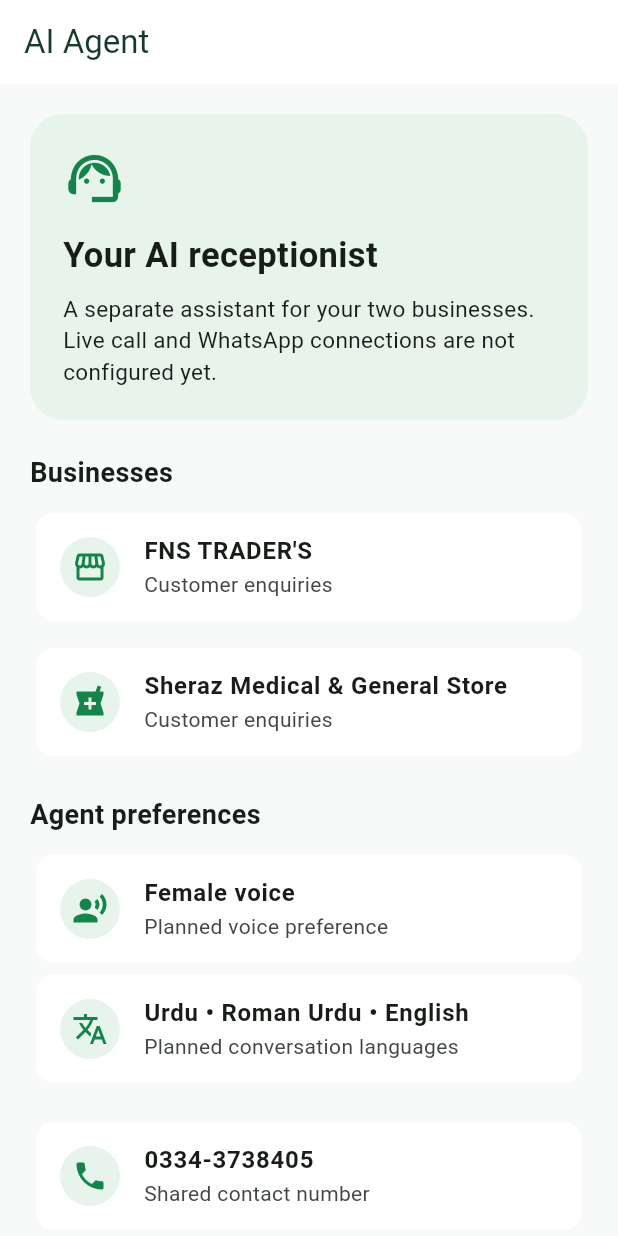
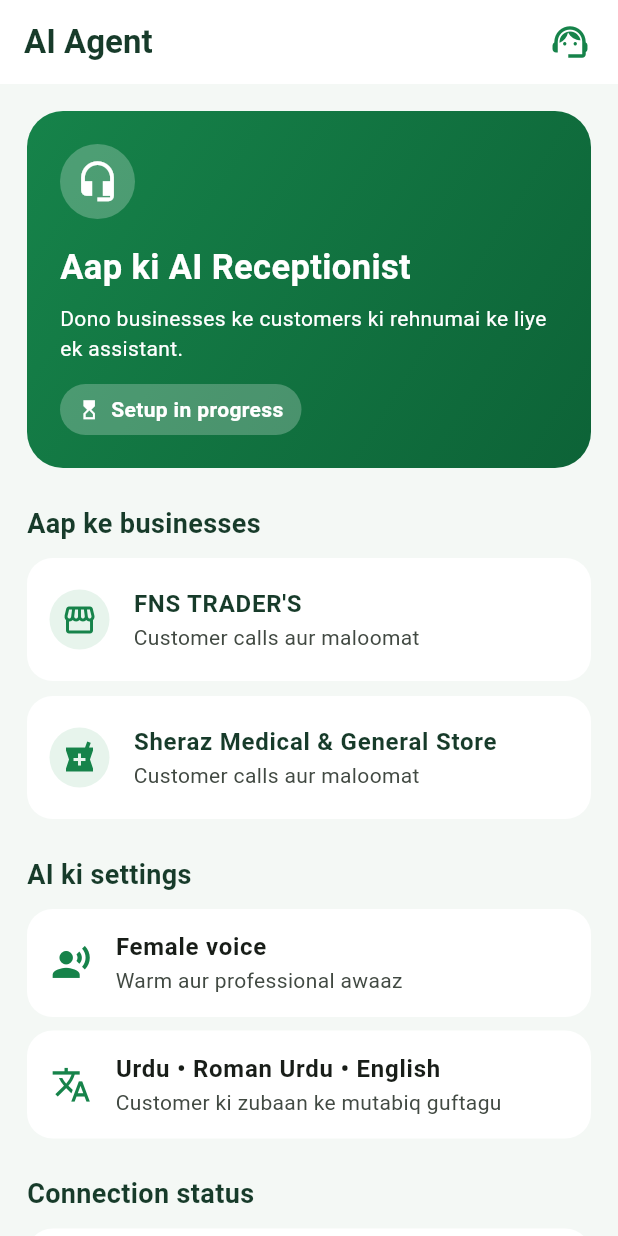
Before and after one commit to sheraz3738/AI-AGENT, a Flutter app: the screen it shows after launch, on a phone screen of 412 x 824 dp. Run offline on Flutter 3.47's test engine with Material 3 defaults, Android fonts, the phone set to English and light mode, and no system bars.

Commit message:
Improve AI Agent app dashboard and setup status

```diff
--- a/lib/main.dart
+++ b/lib/main.dart
@@ -13,8 +13,13 @@ class AiAgentApp extends StatelessWidget {
       title: 'AI Agent',
       theme: ThemeData(
         colorScheme: ColorScheme.fromSeed(seedColor: green),
-        scaffoldBackgroundColor: const Color(0xFFF7FAF8),
+        scaffoldBackgroundColor: const Color(0xFFF4F8F5),
         useMaterial3: true,
+        appBarTheme: const AppBarTheme(
+          backgroundColor: Colors.white,
+          foregroundColor: Color(0xFF173B2A),
+          centerTitle: false,
+        ),
       ),
       home: const AgentHomePage(),
     );
@@ -24,61 +29,137 @@ class AiAgentApp extends StatelessWidget {
 class AgentHomePage extends StatelessWidget {
   const AgentHomePage({super.key});
 
+  static const green = Color(0xFF16834A);
+  static const dark = Color(0xFF173B2A);
+
   @override
   Widget build(BuildContext context) {
     return Scaffold(
       appBar: AppBar(
-        title: const Text('AI Agent'),
-        backgroundColor: Colors.white,
-        foregroundColor: const Color(0xFF173B2A),
+        title: const Text('AI Agent',
+            style: TextStyle(fontWeight: FontWeight.bold)),
+        actions: const [
+          Padding(
+            padding: EdgeInsets.only(right: 18),
+            child: Icon(Icons.support_agent, color: green, size: 28),
+          ),
+        ],
       ),
       body: ListView(
-        padding: const EdgeInsets.all(20),
+        padding: const EdgeInsets.fromLTRB(18, 18, 18, 28),
         children: [
           Container(
             padding: const EdgeInsets.all(22),
             decoration: BoxDecoration(
-              color: const Color(0xFFE7F4EC),
-              borderRadius: BorderRadius.circular(22),
+              gradient: const LinearGradient(
+                colors: [Color(0xFF16834A), Color(0xFF0D6337)],
+                begin: Alignment.topLeft,
+                end: Alignment.bottomRight,
+              ),
+              borderRadius: BorderRadius.circular(24),
             ),
             child: const Column(
               crossAxisAlignment: CrossAxisAlignment.start,
               children: [
-                Icon(Icons.support_agent, size: 42, color: Color(0xFF16834A)),
+                CircleAvatar(
+                  radius: 25,
+                  backgroundColor: Colors.white24,
+                  child: Icon(Icons.headset_mic, color: Colors.white, size: 29),
+                ),
+                SizedBox(height: 16),
+                Text('Aap ki AI Receptionist',
+                    style: TextStyle(
+                        color: Colors.white,
+                        fontSize: 23,
+                        fontWeight: FontWeight.bold)),
+                SizedBox(height: 7),
+                Text(
+                  'Dono businesses ke customers ki rehnumai ke liye ek assistant.',
+                  style: TextStyle(color: Colors.white, fontSize: 14, height: 1.45),
+                ),
                 SizedBox(height: 14),
-                Text('Your AI receptionist',
-                    style: TextStyle(fontSize: 23, fontWeight: FontWeight.bold)),
-                SizedBox(height: 8),
-                Text(
-                  'A separate assistant for your two businesses. '
-                  'Live call and WhatsApp connections are not configured yet.',
-                  style: TextStyle(fontSize: 15, height: 1.4),
+                _StatusPill(
+                  text: 'Setup in progress',
+                  icon: Icons.hourglass_top,
                 ),
               ],
             ),
           ),
-          const SizedBox(height: 22),
-          const Text('Businesses',
-              style: TextStyle(fontSize: 18, fontWeight: FontWeight.bold)),
+          const SizedBox(height: 24),
+          const _SectionTitle('Aap ke businesses'),
           const SizedBox(height: 10),
-          const _InfoTile(Icons.storefront, "FNS TRADER'S", 'Customer enquiries'),
+          const _BusinessCard(
+            icon: Icons.storefront,
+            title: "FNS TRADER'S",
+            subtitle: 'Customer calls aur maloomat',
+          ),
           const SizedBox(height: 10),
-          const _InfoTile(Icons.local_pharmacy,
-              'Sheraz Medical & General Store', 'Customer enquiries'),
-          const SizedBox(height: 22),
-          const Text('Agent preferences',
-              style: TextStyle(fontSize: 18, fontWeight: FontWeight.bold)),
+          const _BusinessCard(
+            icon: Icons.local_pharmacy,
+            title: 'Sheraz Medical & General Store',
+            subtitle: 'Customer calls aur maloomat',
+          ),
+          const SizedBox(height: 24),
+          const _SectionTitle('AI ki settings'),
           const SizedBox(height: 10),
-          const _InfoTile(Icons.record_voice_over, 'Female voice',
-              'Planned voice preference'),
-          const _InfoTile(Icons.translate, 'Urdu • Roman Urdu • English',
-              'Planned conversation languages'),
+          const _SettingCard(
+            icon: Icons.record_voice_over,
+            title: 'Female voice',
+            subtitle: 'Warm aur professional awaaz',
+          ),
+          const SizedBox(height: 9),
+          const _SettingCard(
+            icon: Icons.translate,
+            title: 'Urdu • Roman Urdu • English',
+            subtitle: 'Customer ki zubaan ke mutabiq guftagu',
+          ),
+          const SizedBox(height: 24),
+          const _SectionTitle('Connection status'),
+          const SizedBox(height: 10),
+          const _ConnectionCard(
+            icon: Icons.phone_in_talk,
+            title: 'Phone call service',
+            detail: 'Abhi connect nahi hai',
+          ),
+          const SizedBox(height: 9),
+          const _ConnectionCard(
+            icon: Icons.chat,
+            title: 'WhatsApp service',
+            detail: 'Abhi connect nahi hai — Normal WhatsApp ko nahi chhera gaya',
+          ),
+          const SizedBox(height: 20),
+          Container(
+            padding: const EdgeInsets.all(16),
+            decoration: BoxDecoration(
+              color: const Color(0xFFEAF3ED),
+              borderRadius: BorderRadius.circular(18),
+            ),
+            child: const Column(
+              crossAxisAlignment: CrossAxisAlignment.start,
+              children: [
+                Text('Owner contact',
+                    style: TextStyle(
+                        color: dark, fontWeight: FontWeight.bold, fontSize: 15)),
+                SizedBox(height: 6),
+                Row(
+                  children: [
+                    Icon(Icons.phone, color: green, size: 19),
+                    SizedBox(width: 9),
+                    Text('0334-3738405',
+                        style: TextStyle(
+                            color: dark,
+                            fontWeight: FontWeight.w700,
+                            fontSize: 17)),
+                  ],
+                ),
+              ],
+            ),
+          ),
           const SizedBox(height: 18),
-          const _InfoTile(Icons.phone, '0334-3738405', 'Shared contact number'),
-          const SizedBox(height: 12),
           const Text(
-            'Setup still required: a supported phone-call provider and an approved WhatsApp Business Platform connection. This app does not yet answer calls or send WhatsApp replies.',
-            style: TextStyle(color: Colors.black54, height: 1.4),
+            'Note: Yeh app abhi setup stage mein hai. Live calls tab receive hongi jab Pakistan ke liye phone provider, AI voice service aur secure backend connect karke test kar liye jayen. WhatsApp integration aapki marzi ke baad hi hogi.',
+            textAlign: TextAlign.center,
+            style: TextStyle(color: Colors.black54, height: 1.45, fontSize: 12),
           ),
         ],
       ),
@@ -86,23 +167,126 @@ class AgentHomePage extends StatelessWidget {
   }
 }
 
-class _InfoTile extends StatelessWidget {
-  const _InfoTile(this.icon, this.title, this.subtitle);
+class _SectionTitle extends StatelessWidget {
+  const _SectionTitle(this.text);
+  final String text;
+
+  @override
+  Widget build(BuildContext context) => Text(
+        text,
+        style: const TextStyle(
+            color: AgentHomePage.dark,
+            fontSize: 18,
+            fontWeight: FontWeight.bold),
+      );
+}
+
+class _BusinessCard extends StatelessWidget {
+  const _BusinessCard({
+    required this.icon,
+    required this.title,
+    required this.subtitle,
+  });
   final IconData icon;
   final String title;
   final String subtitle;
 
   @override
   Widget build(BuildContext context) => Card(
+        margin: EdgeInsets.zero,
         elevation: 0,
         color: Colors.white,
+        shape: RoundedRectangleBorder(borderRadius: BorderRadius.circular(17)),
         child: ListTile(
+          contentPadding: const EdgeInsets.symmetric(horizontal: 15, vertical: 5),
           leading: CircleAvatar(
             backgroundColor: const Color(0xFFE7F4EC),
-            child: Icon(icon, color: const Color(0xFF16834A)),
+            child: Icon(icon, color: AgentHomePage.green),
           ),
-          title: Text(title, style: const TextStyle(fontWeight: FontWeight.w600)),
+          title: Text(title,
+              style: const TextStyle(
+                  color: AgentHomePage.dark, fontWeight: FontWeight.w700)),
           subtitle: Text(subtitle),
         ),
       );
 }
+
+class _SettingCard extends StatelessWidget {
+  const _SettingCard({
+    required this.icon,
+    required this.title,
+    required this.subtitle,
+  });
+  final IconData icon;
+  final String title;
+  final String subtitle;
+
+  @override
+  Widget build(BuildContext context) => Card(
+        margin: EdgeInsets.zero,
+        elevation: 0,
+        color: Colors.white,
+        shape: RoundedRectangleBorder(borderRadius: BorderRadius.circular(17)),
+        child: ListTile(
+          leading: Icon(icon, color: AgentHomePage.green, size: 27),
+          title: Text(title,
+              style: const TextStyle(fontWeight: FontWeight.w600)),
+          subtitle: Text(subtitle),
+        ),
+      );
+}
+
+class _ConnectionCard extends StatelessWidget {
+  const _ConnectionCard({
+    required this.icon,
+    required this.title,
+    required this.detail,
+  });
+  final IconData icon;
+  final String title;
+  final String detail;
+
+  @override
+  Widget build(BuildContext context) => Card(
+        margin: EdgeInsets.zero,
+        elevation: 0,
+        color: Colors.white,
+        shape: RoundedRectangleBorder(borderRadius: BorderRadius.circular(17)),
+        child: ListTile(
+          leading: CircleAvatar(
+            backgroundColor: const Color(0xFFFFF2DD),
+            child: Icon(icon, color: const Color(0xFF9A6500)),
+          ),
+          title: Text(title,
+              style: const TextStyle(fontWeight: FontWeight.w600)),
+          subtitle: Text(detail),
+          trailing: const Icon(Icons.pending_outlined,
+              color: Color(0xFF9A6500)),
+        ),
+      );
+}
+
+class _StatusPill extends StatelessWidget {
+  const _StatusPill({required this.text, required this.icon});
+  final String text;
+  final IconData icon;
+
+  @override
+  Widget build(BuildContext context) => Container(
+        padding: const EdgeInsets.symmetric(horizontal: 12, vertical: 7),
+        decoration: BoxDecoration(
+          color: Colors.white24,
+          borderRadius: BorderRadius.circular(30),
+        ),
+        child: Row(
+          mainAxisSize: MainAxisSize.min,
+          children: [
+            Icon(icon, color: Colors.white, size: 15),
+            const SizedBox(width: 7),
+            Text(text,
+                style: const TextStyle(
+                    color: Colors.white, fontWeight: FontWeight.w600)),
+          ],
+        ),
+      );
+}
```
